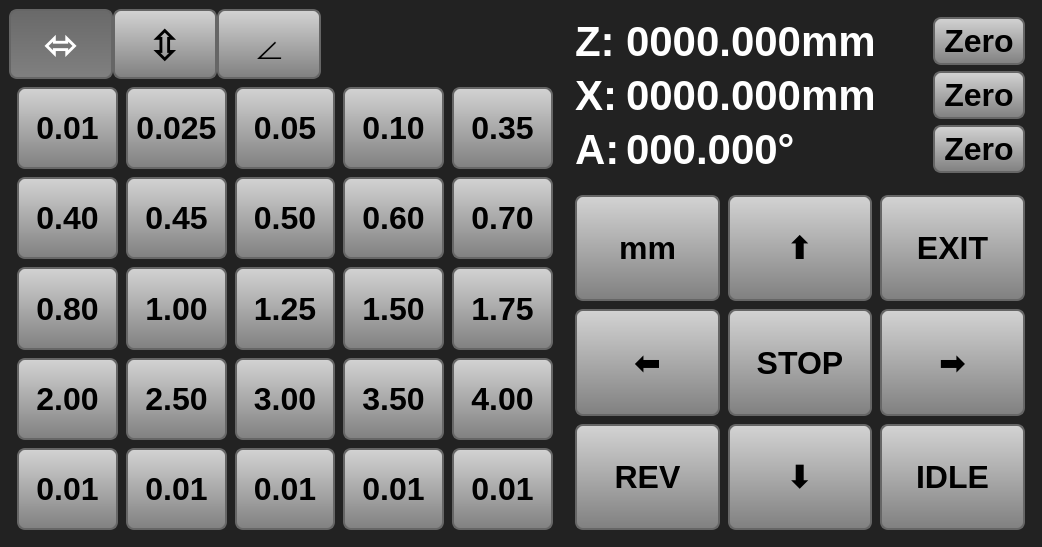
First picture: the form in ElectronicLeadscrew.ui, repository tinic/ElectronicLeadscrew, before the edit.
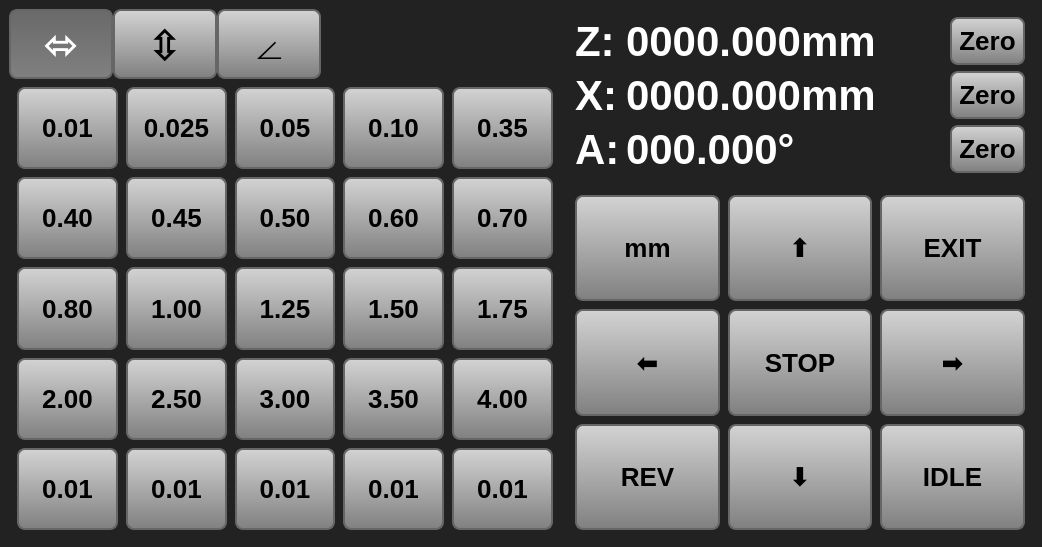
Second picture: the form after the edit.

```diff
--- a/ElectronicLeadscrew.ui
+++ b/ElectronicLeadscrew.ui
@@ -69,7 +69,7 @@
 	border-width: 2px;
 	border-radius: 8px;
 	font-family: 'DejaVu Sans', sans-serif;
-	font-size: 32px;
+	font-size: 26px;
 	font-weight: 600;
 }
 QPushButton:checked {
@@ -1559,6 +1559,9 @@
               <verstretch>0</verstretch>
              </sizepolicy>
             </property>
+            <property name="styleSheet">
+             <string notr="true">font: 900 42pt &quot;DejaVu Sans&quot;;</string>
+            </property>
             <property name="text">
              <string>⬆</string>
             </property>
@@ -1572,6 +1575,9 @@
               <verstretch>0</verstretch>
              </sizepolicy>
             </property>
+            <property name="styleSheet">
+             <string notr="true">font: 900 42pt &quot;DejaVu Sans&quot;;</string>
+            </property>
             <property name="text">
              <string>⬇</string>
             </property>
@@ -1585,6 +1591,9 @@
               <verstretch>0</verstretch>
              </sizepolicy>
             </property>
+            <property name="styleSheet">
+             <string notr="true">font: 900 32pt &quot;DejaVu Sans&quot;;</string>
+            </property>
             <property name="text">
              <string>STOP</string>
             </property>
@@ -1601,6 +1610,9 @@
               <verstretch>0</verstretch>
              </sizepolicy>
             </property>
+            <property name="styleSheet">
+             <string notr="true">font: 900 32pt &quot;DejaVu Sans&quot;;</string>
+            </property>
             <property name="text">
              <string>REV</string>
             </property>
@@ -1617,6 +1629,9 @@
               <verstretch>0</verstretch>
              </sizepolicy>
             </property>
+            <property name="styleSheet">
+             <string notr="true">font: 900 42pt &quot;DejaVu Sans&quot;;</string>
+            </property>
             <property name="text">
              <string>⬅</string>
             </property>
@@ -1630,6 +1645,9 @@
               <verstretch>0</verstretch>
              </sizepolicy>
             </property>
+            <property name="styleSheet">
+             <string notr="true">font: 900 32pt &quot;DejaVu Sans&quot;;</string>
+            </property>
             <property name="text">
              <string>mm</string>
             </property>
@@ -1643,6 +1661,9 @@
               <verstretch>0</verstretch>
              </sizepolicy>
             </property>
+            <property name="styleSheet">
+             <string notr="true">font: 900 32pt &quot;DejaVu Sans&quot;;</string>
+            </property>
             <property name="text">
              <string>IDLE</string>
             </property>
@@ -1659,6 +1680,9 @@
               <verstretch>0</verstretch>
              </sizepolicy>
             </property>
+            <property name="styleSheet">
+             <string notr="true">font: 900 32pt &quot;DejaVu Sans&quot;;</string>
+            </property>
             <property name="text">
              <string>EXIT</string>
             </property>
@@ -1675,6 +1699,9 @@
               <verstretch>0</verstretch>
              </sizepolicy>
             </property>
+            <property name="styleSheet">
+             <string notr="true">font: 900 42pt &quot;DejaVu Sans&quot;;</string>
+            </property>
             <property name="text">
              <string>➡</string>
             </property>
```
